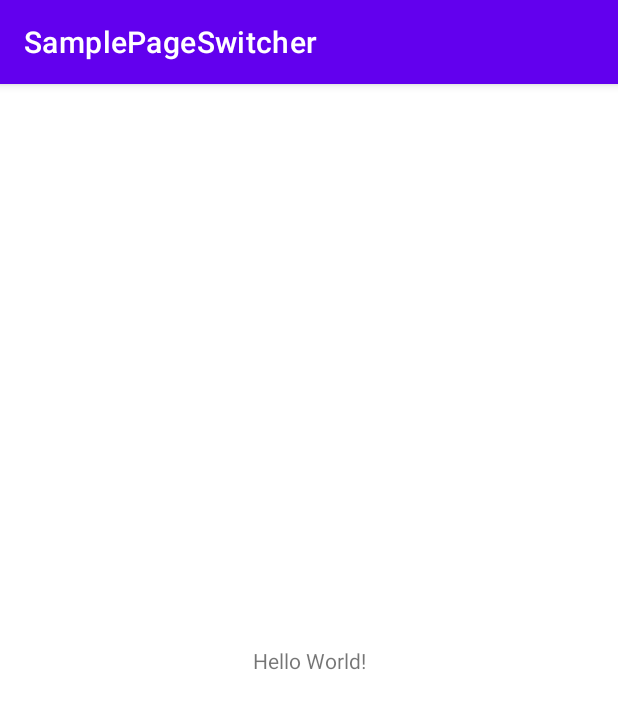
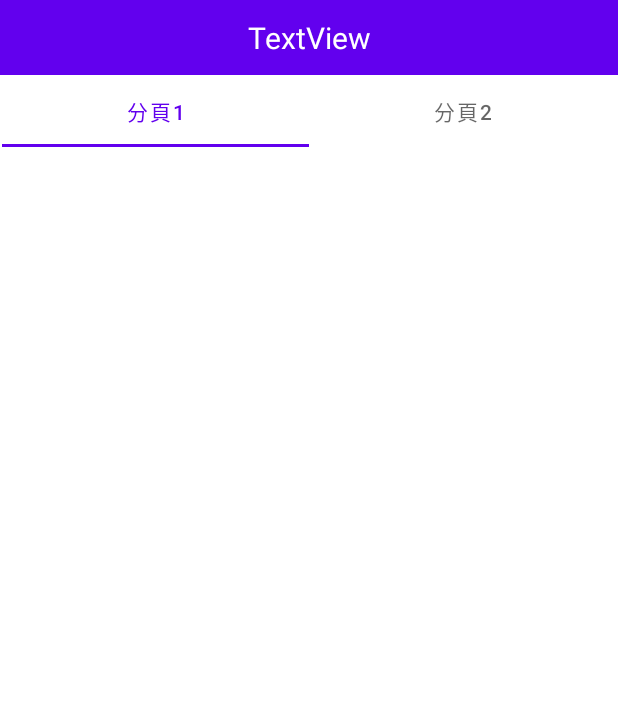
Before and after one commit to WeitingL/SamplePageSwither, an Android app: the screen it shows after launch (MainActivity), on a phone screen of 412 x 824 dp. Shown: the top 709 px of the screen. Run offline under Robolectric (Android 15) with nearby library versions, the phone set to English and light mode, and no system bars.

Commit message:
Architecture established.

```diff
--- a/app/build.gradle
+++ b/app/build.gradle
@@ -29,6 +29,10 @@ android {
     kotlinOptions {
         jvmTarget = '1.8'
     }
+    buildFeatures {
+        viewBinding true
+    }
+
 }
 
 dependencies {
@@ -40,4 +44,17 @@ dependencies {
     testImplementation 'junit:junit:4.+'
     androidTestImplementation 'androidx.test.ext:junit:1.1.3'
     androidTestImplementation 'androidx.test.espresso:espresso-core:3.4.0'
+
+    // Navigation
+    def version_navigation = '2.3.5'
+    implementation "androidx.navigation:navigation-fragment-ktx:$version_navigation"
+    implementation "androidx.navigation:navigation-ui-ktx:$version_navigation"
+
+    // Fragment
+    def version_fragment = '1.4.0'
+    implementation "androidx.fragment:fragment-ktx:$version_fragment"
+
+    //ViewPager2
+    implementation "androidx.viewpager2:viewpager2:1.0.0"
+
 }
--- /dev/null
+++ b/app/src/main/java/com/weiting/samplepageswitcher/FragmentA.kt
@@ -0,0 +1,24 @@
+package com.weiting.samplepageswitcher
+
+import android.os.Bundle
+import android.view.LayoutInflater
+import android.view.View
+import android.view.ViewGroup
+import androidx.fragment.app.Fragment
+import com.weiting.samplepageswitcher.databinding.FragmentABinding
+
+class FragmentA: Fragment() {
+
+    override fun onCreateView(
+        inflater: LayoutInflater,
+        container: ViewGroup?,
+        savedInstanceState: Bundle?
+    ): View {
+        val binding = FragmentABinding.inflate(inflater)
+
+
+
+        return binding.root
+    }
+
+}
--- /dev/null
+++ b/app/src/main/java/com/weiting/samplepageswitcher/FragmentB.kt
@@ -0,0 +1,23 @@
+package com.weiting.samplepageswitcher
+
+import android.os.Bundle
+import android.view.LayoutInflater
+import android.view.View
+import android.view.ViewGroup
+import androidx.fragment.app.Fragment
+import com.weiting.samplepageswitcher.databinding.FragmentBBinding
+
+class FragmentB: Fragment() {
+
+    override fun onCreateView(
+        inflater: LayoutInflater,
+        container: ViewGroup?,
+        savedInstanceState: Bundle?
+    ): View? {
+        val binding = FragmentBBinding.inflate(inflater)
+
+
+        return binding.root
+    }
+
+}
--- a/app/src/main/java/com/weiting/samplepageswitcher/MainActivity.kt
+++ b/app/src/main/java/com/weiting/samplepageswitcher/MainActivity.kt
@@ -2,11 +2,29 @@ package com.weiting.samplepageswitcher
 
 import androidx.appcompat.app.AppCompatActivity
 import android.os.Bundle
+import android.view.LayoutInflater
+import com.google.android.material.tabs.TabLayoutMediator
+import com.weiting.samplepageswitcher.databinding.ActivityMainBinding
 
 class MainActivity : AppCompatActivity() {
+
     override fun onCreate(savedInstanceState: Bundle?) {
         super.onCreate(savedInstanceState)
-        setContentView(R.layout.activity_main)
+        val binding = ActivityMainBinding.inflate(layoutInflater)
+        setContentView(binding.root)
+
+        val tabLayout = binding.tlTabs
+        val viewPage = binding.vpViewPage
+
+        viewPage.adapter = PageAdapter(this)
+
+        TabLayoutMediator(tabLayout, viewPage){ tab, position ->
+            when (position){
+                0 -> tab.text = "分頁1"
+                1 -> tab.text = "分頁2"
+            }
+        }.attach()
 
     }
+
 }
--- /dev/null
+++ b/app/src/main/java/com/weiting/samplepageswitcher/PageAdapter.kt
@@ -0,0 +1,18 @@
+package com.weiting.samplepageswitcher
+
+import android.os.Bundle
+import androidx.fragment.app.Fragment
+import androidx.viewpager2.adapter.FragmentStateAdapter
+
+class PageAdapter(activity: MainActivity) : FragmentStateAdapter(activity) {
+
+    override fun getItemCount(): Int = 2
+
+    override fun createFragment(position: Int): Fragment {
+        return when (position) {
+            0 -> FragmentA()
+            1 -> FragmentB()
+            else -> throw Exception("Unknown position $position")
+        }
+    }
+}
--- a/app/src/main/res/layout/activity_main.xml
+++ b/app/src/main/res/layout/activity_main.xml
@@ -6,13 +6,62 @@
     android:layout_height="match_parent"
     tools:context=".MainActivity">
 
+    <androidx.viewpager2.widget.ViewPager2
+        android:id="@+id/vp_viewPage"
+        android:layout_width="0dp"
+        android:layout_height="0dp"
+        app:layout_constraintBottom_toBottomOf="parent"
+        app:layout_constraintEnd_toEndOf="parent"
+        app:layout_constraintStart_toStartOf="parent"
+        app:layout_constraintTop_toBottomOf="@+id/tl_Tabs">
+
+    </androidx.viewpager2.widget.ViewPager2>
+
+    <androidx.appcompat.widget.Toolbar
+        android:id="@+id/toolbar2"
+        android:layout_width="0dp"
+        android:layout_height="50dp"
+        android:background="?attr/colorPrimary"
+        android:minHeight="?attr/actionBarSize"
+        android:theme="?attr/actionBarTheme"
+        app:layout_constraintEnd_toEndOf="parent"
+        app:layout_constraintStart_toStartOf="parent"
+        app:layout_constraintTop_toTopOf="parent" />
+
+    <com.google.android.material.tabs.TabLayout
+        android:id="@+id/tl_Tabs"
+        android:layout_width="409dp"
+        android:layout_height="wrap_content"
+        app:layout_constraintEnd_toEndOf="parent"
+        app:layout_constraintStart_toStartOf="parent"
+        app:layout_constraintTop_toBottomOf="@+id/toolbar2">
+
+        <com.google.android.material.tabs.TabItem
+            android:layout_width="wrap_content"
+            android:layout_height="wrap_content"
+            android:text="Monday" />
+
+        <com.google.android.material.tabs.TabItem
+            android:layout_width="wrap_content"
+            android:layout_height="wrap_content"
+            android:text="Tuesday" />
+
+        <com.google.android.material.tabs.TabItem
+            android:layout_width="wrap_content"
+            android:layout_height="wrap_content"
+            android:text="Wednesday" />
+    </com.google.android.material.tabs.TabLayout>
+
     <TextView
+        android:id="@+id/tv_title"
         android:layout_width="wrap_content"
         android:layout_height="wrap_content"
-        android:text="Hello World!"
-        app:layout_constraintBottom_toBottomOf="parent"
-        app:layout_constraintLeft_toLeftOf="parent"
-        app:layout_constraintRight_toRightOf="parent"
+        android:text="TextView"
+        android:textColor="@color/white"
+        android:textSize="20sp"
+        app:layout_constraintBottom_toBottomOf="@+id/toolbar2"
+        app:layout_constraintEnd_toEndOf="parent"
+        app:layout_constraintStart_toStartOf="parent"
         app:layout_constraintTop_toTopOf="parent" />
 
 </androidx.constraintlayout.widget.ConstraintLayout>
--- /dev/null
+++ b/app/src/main/res/layout/fragment_a.xml
@@ -0,0 +1,17 @@
+<?xml version="1.0" encoding="utf-8"?>
+<androidx.constraintlayout.widget.ConstraintLayout xmlns:android="http://schemas.android.com/apk/res/android"
+    xmlns:app="http://schemas.android.com/apk/res-auto"
+    xmlns:tools="http://schemas.android.com/tools"
+    android:layout_width="match_parent"
+    android:layout_height="match_parent"
+    tools:context="com.weiting.samplepageswitcher.FragmentA">
+
+    <androidx.recyclerview.widget.RecyclerView
+        android:id="@+id/rv_dateList"
+        android:layout_width="match_parent"
+        android:layout_height="match_parent"
+        app:layout_constraintBottom_toBottomOf="parent"
+        app:layout_constraintEnd_toEndOf="parent"
+        app:layout_constraintStart_toStartOf="parent"
+        app:layout_constraintTop_toTopOf="parent" />
+</androidx.constraintlayout.widget.ConstraintLayout>
--- /dev/null
+++ b/app/src/main/res/layout/fragment_b.xml
@@ -0,0 +1,21 @@
+<?xml version="1.0" encoding="utf-8"?>
+<androidx.constraintlayout.widget.ConstraintLayout xmlns:android="http://schemas.android.com/apk/res/android"
+    xmlns:app="http://schemas.android.com/apk/res-auto"
+    xmlns:tools="http://schemas.android.com/tools"
+    android:layout_width="match_parent"
+    android:layout_height="match_parent"
+    tools:context="com.weiting.samplepageswitcher.FragmentB">
+
+    <TextView
+        android:id="@+id/tv_pageName"
+        android:layout_width="wrap_content"
+        android:layout_height="wrap_content"
+        android:text="分頁2"
+        android:textSize="34sp"
+        app:layout_constraintBottom_toBottomOf="parent"
+        app:layout_constraintEnd_toEndOf="parent"
+        app:layout_constraintHorizontal_bias="0.5"
+        app:layout_constraintStart_toStartOf="parent"
+        app:layout_constraintTop_toTopOf="parent" />
+
+</androidx.constraintlayout.widget.ConstraintLayout>
--- a/app/src/main/res/values/themes.xml
+++ b/app/src/main/res/values/themes.xml
@@ -1,6 +1,6 @@
 <resources xmlns:tools="http://schemas.android.com/tools">
     <!-- Base application theme. -->
-    <style name="Theme.SamplePageSwitcher" parent="Theme.MaterialComponents.DayNight.DarkActionBar">
+    <style name="Theme.SamplePageSwitcher" parent="Theme.MaterialComponents.DayNight.NoActionBar">
         <!-- Primary brand color. -->
         <item name="colorPrimary">@color/purple_500</item>
         <item name="colorPrimaryVariant">@color/purple_700</item>
```
